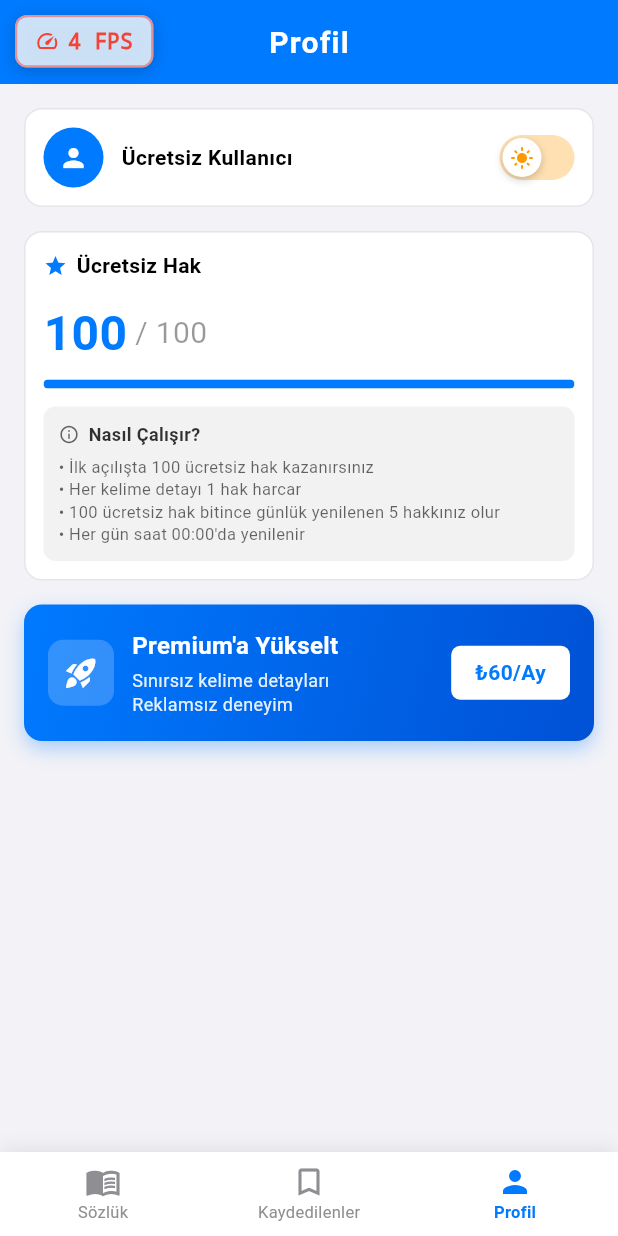
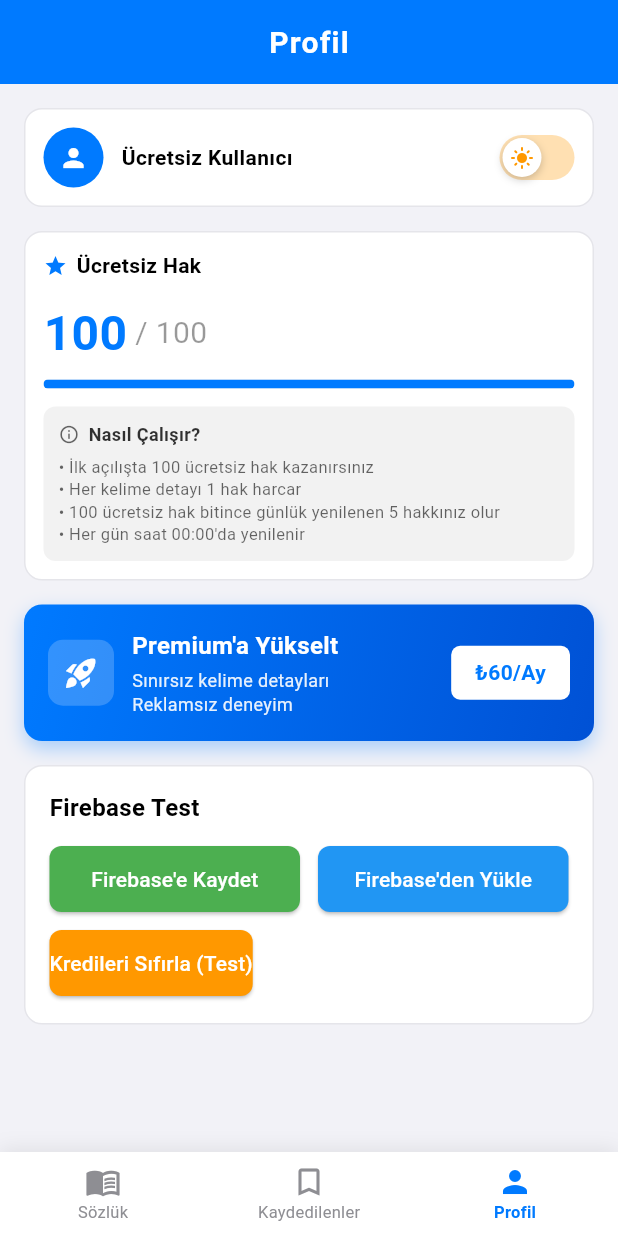
Before and after one commit to onbir53/Kavaid, a Flutter app: the screen it shows after launch, item 3 of the bottom bar chosen, on a phone screen of 412 x 824 dp. Run offline on Flutter 3.47's test engine with Material 3 defaults, Android fonts, the phone set to English and light mode, and no system bars; our stand-ins replace connectivity_plus, device_info_plus, firebase_core, firebase_database, flutter_spinkit, google_fonts and 4 more; missing offline and left inert: flutter_displaymode, in_app_purchase_android, in_app_purchase_storekit; accounts and stored records are empty; network calls fail.

Commit message:
data silme tutma firabsede hak

```diff
--- /dev/null
+++ b/firebase_database_rules.json
@@ -0,0 +1,6 @@
+{
+  "rules": {
+    ".read": true,
+    ".write": true
+  }
+}
--- a/lib/main.dart
+++ b/lib/main.dart
@@ -13,7 +13,6 @@ import 'services/firebase_options.dart';
 import 'services/saved_words_service.dart';
 import 'services/admob_service.dart';
 import 'widgets/banner_ad_widget.dart';
-import 'widgets/fps_counter.dart';
 import 'services/credits_service.dart';
 import 'services/subscription_service.dart';
 
@@ -614,9 +613,6 @@ class _MainScreenState extends State<MainScreen> {
               ),
             ),
           ),
-
-          // 4. FPS Sayacı - En üstte olacak
-          const FPSCounter(),
         ],
       ),
     );
--- a/lib/screens/profile_screen.dart
+++ b/lib/screens/profile_screen.dart
@@ -1,6 +1,7 @@
 import 'package:flutter/material.dart';
 import '../services/credits_service.dart';
 import '../services/subscription_service.dart';
+import '../services/device_data_service.dart';
 
 class ProfileScreen extends StatefulWidget {
   final double bottomPadding;
@@ -491,6 +492,84 @@ class _ProfileScreenState extends State<ProfileScreen> {
               ),
             ],
 
+            // Debug Test Butonu (sadece debug modda)
+            const SizedBox(height: 16),
+            Container(
+              padding: const EdgeInsets.all(16),
+              decoration: BoxDecoration(
+                color: isDarkMode
+                    ? const Color(0xFF1C1C1E)
+                    : Colors.white,
+                borderRadius: BorderRadius.circular(12),
+                border: Border.all(
+                  color: isDarkMode
+                      ? const Color(0xFF3A3A3C)
+                      : const Color(0xFFE5E5EA),
+                  width: 1,
+                ),
+              ),
+              child: Column(
+                crossAxisAlignment: CrossAxisAlignment.start,
+                children: [
+                  Text(
+                    'Firebase Test',
+                    style: TextStyle(
+                      fontSize: 16,
+                      fontWeight: FontWeight.w600,
+                      color: isDarkMode ? Colors.white : Colors.black,
+                    ),
+                  ),
+                  const SizedBox(height: 12),
+                  Row(
+                    children: [
+                      Expanded(
+                        child: ElevatedButton(
+                          onPressed: _testFirebaseSave,
+                          style: ElevatedButton.styleFrom(
+                            backgroundColor: Colors.green,
+                            foregroundColor: Colors.white,
+                            padding: const EdgeInsets.symmetric(vertical: 12),
+                            shape: RoundedRectangleBorder(
+                              borderRadius: BorderRadius.circular(8),
+                            ),
+                          ),
+                          child: const Text('Firebase\'e Kaydet'),
+                        ),
+                      ),
+                      const SizedBox(width: 12),
+                      Expanded(
+                        child: ElevatedButton(
+                          onPressed: _testFirebaseLoad,
+                          style: ElevatedButton.styleFrom(
+                            backgroundColor: Colors.blue,
+                            foregroundColor: Colors.white,
+                            padding: const EdgeInsets.symmetric(vertical: 12),
+                            shape: RoundedRectangleBorder(
+                              borderRadius: BorderRadius.circular(8),
+                            ),
+                          ),
+                          child: const Text('Firebase\'den Yükle'),
+                        ),
+                      ),
+                    ],
+                  ),
+                  const SizedBox(height: 8),
+                  ElevatedButton(
+                    onPressed: _testCreditsReset,
+                    style: ElevatedButton.styleFrom(
+                      backgroundColor: Colors.orange,
+                      foregroundColor: Colors.white,
+                      padding: const EdgeInsets.symmetric(vertical: 12),
+                      shape: RoundedRectangleBorder(
+                        borderRadius: BorderRadius.circular(8),
+                      ),
+                    ),
+                    child: const Text('Kredileri Sıfırla (Test)'),
+                  ),
+                ],
+              ),
+            ),
+
           ],
         ),
       ),
@@ -571,5 +650,75 @@ class _ProfileScreenState extends State<ProfileScreen> {
     );
   }
 
+  void _testFirebaseSave() async {
+    print('🧪 [Test] Firebase kaydetme testi başlıyor...');
+    try {
+      final deviceDataService = DeviceDataService();
+      final success = await deviceDataService.saveCreditsData(
+        credits: 123,
+        isPremium: false,
+        initialCreditsUsed: false,
+        sessionOpenedWords: ['test1', 'test2'],
+      );
 
+      if (success) {
+        print('✅ [Test] Firebase kaydetme başarılı!');
+        ScaffoldMessenger.of(context).showSnackBar(
+          const SnackBar(content: Text('✅ Firebase\'e test verisi kaydedildi!')),
+        );
+      } else {
+        print('❌ [Test] Firebase kaydetme başarısız!');
+        ScaffoldMessenger.of(context).showSnackBar(
+          const SnackBar(content: Text('❌ Firebase kaydetme başarısız!')),
+        );
+      }
+    } catch (e) {
+      print('❌ [Test] Firebase kaydetme hatası: $e');
+      ScaffoldMessenger.of(context).showSnackBar(
+        SnackBar(content: Text('❌ Hata: $e')),
+      );
+    }
+  }
+
+  void _testFirebaseLoad() async {
+    print('🧪 [Test] Firebase yükleme testi başlıyor...');
+    try {
+      final deviceDataService = DeviceDataService();
+      final data = await deviceDataService.getDeviceData();
+
+      if (data != null) {
+        print('✅ [Test] Firebase\'den veri yüklendi: $data');
+        ScaffoldMessenger.of(context).showSnackBar(
+          SnackBar(content: Text('✅ Veri yüklendi: ${data['krediler']} kredi')),
+        );
+      } else {
+        print('⚠️ [Test] Firebase\'de veri bulunamadı');
+        ScaffoldMessenger.of(context).showSnackBar(
+          const SnackBar(content: Text('⚠️ Firebase\'de veri bulunamadı')),
+        );
+      }
+    } catch (e) {
+      print('❌ [Test] Firebase yükleme hatası: $e');
+      ScaffoldMessenger.of(context).showSnackBar(
+        SnackBar(content: Text('❌ Hata: $e')),
+      );
+    }
+  }
+
+  void _testCreditsReset() async {
+    print('🧪 [Test] Kredi sıfırlama testi başlıyor...');
+    try {
+      await _creditsService.resetCreditsForTesting();
+      print('✅ [Test] Krediler sıfırlandı');
+      ScaffoldMessenger.of(context).showSnackBar(
+        const SnackBar(content: Text('✅ Krediler sıfırlandı!')),
+      );
+      setState(() {}); // UI güncelle
+    } catch (e) {
+      print('❌ [Test] Kredi sıfırlama hatası: $e');
+      ScaffoldMessenger.of(context).showSnackBar(
+        SnackBar(content: Text('❌ Hata: $e')),
+      );
+    }
+  }
 }
--- a/lib/widgets/fps_counter.dart
+++ /dev/null
@@ -1,137 +0,0 @@
-import 'dart:async';
-import 'package:flutter/material.dart';
-import 'package:flutter/scheduler.dart';
-
-class FPSCounter extends StatefulWidget {
-  const FPSCounter({super.key});
-
-  @override
-  State<FPSCounter> createState() => _FPSCounterState();
-}
-
-class _FPSCounterState extends State<FPSCounter> with SingleTickerProviderStateMixin {
-  late Timer _timer;
-  int _frameCount = 0;
-  int _fps = 0;
-  DateTime _lastUpdate = DateTime.now();
-
-  // FPS geçmişi ve ortalama hesaplama için
-  final List<int> _fpsHistory = [];
-  static const int _historySize = 60; // Son 60 frame
-
-  @override
-  void initState() {
-    super.initState();
-
-    // Frame callback'ini kaydet
-    SchedulerBinding.instance.addPersistentFrameCallback(_onFrame);
-
-    // FPS'i her saniye güncelle
-    _timer = Timer.periodic(const Duration(seconds: 1), (_) {
-      final now = DateTime.now();
-      final elapsed = now.difference(_lastUpdate).inMilliseconds;
-
-      if (elapsed > 0) {
-        setState(() {
-          _fps = (_frameCount * 1000 / elapsed).round();
-
-          // FPS geçmişine ekle
-          _fpsHistory.add(_fps);
-          if (_fpsHistory.length > _historySize) {
-            _fpsHistory.removeAt(0);
-          }
-
-          _frameCount = 0;
-          _lastUpdate = now;
-        });
-      }
-    });
-  }
-
-  void _onFrame(Duration timestamp) {
-    _frameCount++;
-  }
-
-  @override
-  void dispose() {
-    _timer.cancel();
-    super.dispose();
-  }
-
-  Color _getFPSColor() {
-    if (_fps >= 55) return Colors.green;
-    if (_fps >= 30) return Colors.orange;
-    return Colors.red;
-  }
-
-  double get _averageFPS {
-    if (_fpsHistory.isEmpty) return 0;
-    final sum = _fpsHistory.reduce((a, b) => a + b);
-    return sum / _fpsHistory.length;
-  }
-
-  @override
-  Widget build(BuildContext context) {
-    final isDarkMode = Theme.of(context).brightness == Brightness.dark;
-
-    return Positioned(
-      top: MediaQuery.of(context).padding.top + 10,
-      left: 10,
-      child: IgnorePointer(
-        child: Container(
-          padding: const EdgeInsets.symmetric(horizontal: 12, vertical: 6),
-          decoration: BoxDecoration(
-            color: (isDarkMode ? Colors.black : Colors.white).withOpacity(0.8),
-            borderRadius: BorderRadius.circular(8),
-            border: Border.all(
-              color: _getFPSColor().withOpacity(0.5),
-              width: 1.5,
-            ),
-            boxShadow: [
-              BoxShadow(
-                color: Colors.black.withOpacity(0.2),
-                blurRadius: 8,
-                offset: const Offset(0, 2),
-              ),
-            ],
-          ),
-          child: Column(
-            mainAxisSize: MainAxisSize.min,
-            crossAxisAlignment: CrossAxisAlignment.start,
-            children: [
-              Row(
-                mainAxisSize: MainAxisSize.min,
-                children: [
-                  Icon(
-                    Icons.speed,
-                    size: 16,
-                    color: _getFPSColor(),
-                  ),
-                  const SizedBox(width: 6),
-                  Text(
-                    '$_fps FPS',
-                    style: TextStyle(
-                      color: _getFPSColor(),
-                      fontSize: 14,
-                      fontWeight: FontWeight.bold,
-                      fontFamily: 'monospace',
-                    ),
-                  ),
-                ],
-              ),
-              if (_fpsHistory.length >= 10) // En az 10 frame sonra ortalama göster
-                Text(
-                  'Ort: ${_averageFPS.toStringAsFixed(1)}',
-                  style: TextStyle(
-                    color: (isDarkMode ? Colors.white70 : Colors.black54),
-                    fontSize: 11,
-                    fontFamily: 'monospace',
-                  ),
-                ),
-            ],
-          ),
-        ),
-      ),
-    );
-  }
-}
```
Also changed, not shown: lib/services/credits_service.dart (+106 -0 lines), lib/services/device_data_service.dart (added, +161 -0 lines), lib/utils/performance_utils.dart (added, +69 -0 lines), 1 other file.
